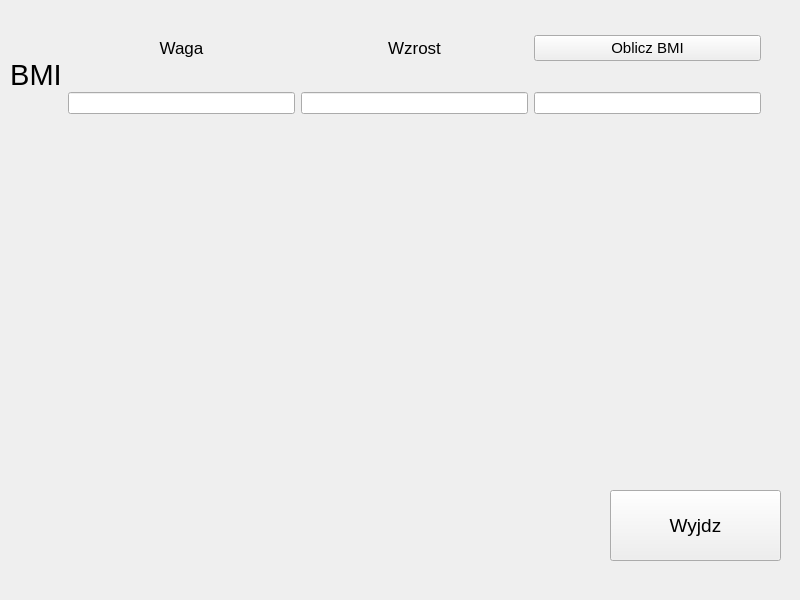
Above: kalkulator.ui from Czajsoon/TwojeKalorieApp before the change. Below: the same form after it.
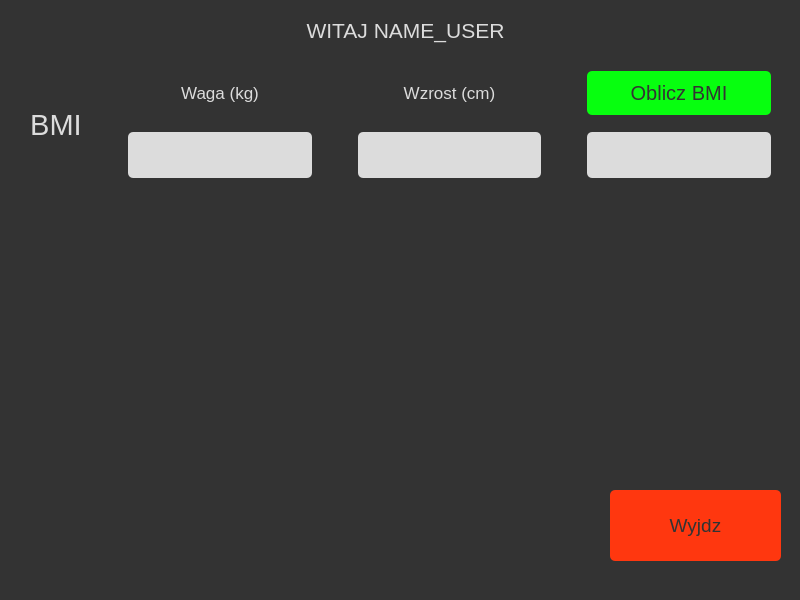
That is the form after the change.

What changed in the file:
```diff
--- a/kalkulator.ui
+++ b/kalkulator.ui
@@ -14,6 +14,67 @@
    <string>MainWindow</string>
   </property>
   <widget class="QWidget" name="centralwidget">
+   <property name="styleSheet">
+    <string notr="true">*{
+	background-color: rgb(51, 51, 51);
+	color: rgb(220, 220, 220);
+}
+
+QPushButton{
+border-radius:5px;
+}
+
+QLabel#BMI{
+	padding-left:20px;
+	padding-right:20px;
+}
+
+QLineEdit{
+	border-radius:5px;
+	color: rgb(51, 51, 51);
+	font-size:20px;
+	margin-right:20px;
+	margin-left:20px;
+	padding-top:10px;
+	padding-bottom:10px;
+	background-color: rgb(220, 220, 220);
+}
+
+QLineEdit:hover{
+	background-color: rgb(247, 247, 247);
+}
+
+QLineEdit:focus{
+	background-color: rgb(247, 247, 247);
+}
+
+QPushButton#ObliczBMI{
+margin-right:20px;
+	margin-left:20px;
+font-size:20px;
+padding-top:10px;
+	padding-bottom:10px;
+	color: rgb(51, 51, 51);
+	
+	background-color: rgb(7, 255, 15);
+}
+
+QPushButton#ObliczBMI:hover{
+	
+	background-color: rgb(169, 253, 106);
+}
+
+
+QPushButton#Wyjdz{
+	
+	color: rgb(51, 51, 51);
+	background-color: rgb(255, 55, 15);
+}
+
+QPushButton#Wyjdz:hover{
+	background-color: rgb(255, 86, 8);
+}</string>
+   </property>
    <widget class="QPushButton" name="Wyjdz">
     <property name="geometry">
      <rect>
@@ -36,8 +97,8 @@
     <property name="geometry">
      <rect>
       <x>10</x>
-      <y>10</y>
-      <width>751</width>
+      <y>60</y>
+      <width>781</width>
       <height>131</height>
      </rect>
     </property>
@@ -50,7 +111,7 @@
         </font>
        </property>
        <property name="text">
-        <string>Wzrost</string>
+        <string>Wzrost (cm)</string>
        </property>
        <property name="alignment">
         <set>Qt::AlignCenter</set>
@@ -65,7 +126,7 @@
         </font>
        </property>
        <property name="text">
-        <string>Waga</string>
+        <string>Waga (kg)</string>
        </property>
        <property name="alignment">
         <set>Qt::AlignCenter</set>
@@ -76,7 +137,7 @@
       <widget class="QPushButton" name="ObliczBMI">
        <property name="font">
         <font>
-         <pointsize>11</pointsize>
+         <pointsize>-1</pointsize>
         </font>
        </property>
        <property name="text">
@@ -99,6 +160,9 @@
        <property name="inputMethodHints">
         <set>Qt::ImhPreferNumbers</set>
        </property>
+       <property name="text">
+        <string/>
+       </property>
        <property name="maxLength">
         <number>7</number>
        </property>
@@ -112,6 +176,9 @@
        <property name="inputMethodHints">
         <set>Qt::ImhFormattedNumbersOnly|Qt::ImhPreferNumbers</set>
        </property>
+       <property name="text">
+        <string/>
+       </property>
        <property name="maxLength">
         <number>7</number>
        </property>
@@ -137,6 +204,27 @@
      </item>
     </layout>
    </widget>
+   <widget class="QLabel" name="WelcomUser">
+    <property name="geometry">
+     <rect>
+      <x>250</x>
+      <y>10</y>
+      <width>311</width>
+      <height>41</height>
+     </rect>
+    </property>
+    <property name="font">
+     <font>
+      <pointsize>16</pointsize>
+     </font>
+    </property>
+    <property name="text">
+     <string>WITAJ NAME_USER</string>
+    </property>
+    <property name="alignment">
+     <set>Qt::AlignCenter</set>
+    </property>
+   </widget>
   </widget>
   <widget class="QMenuBar" name="menubar">
    <property name="geometry">
```
Left out of the diff: 4 changed lines with no effect on the pictures.
